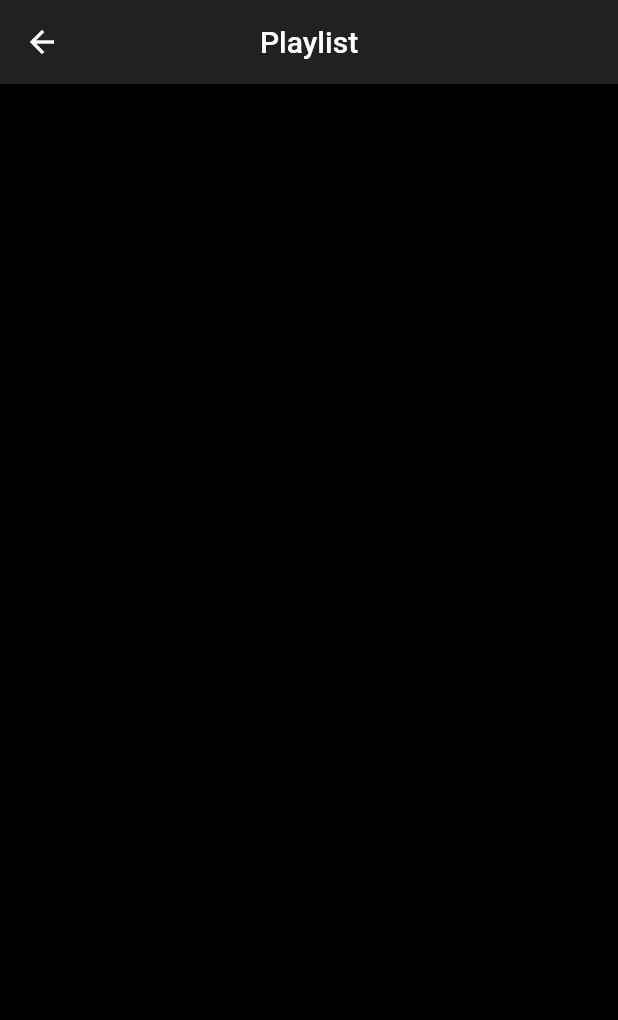
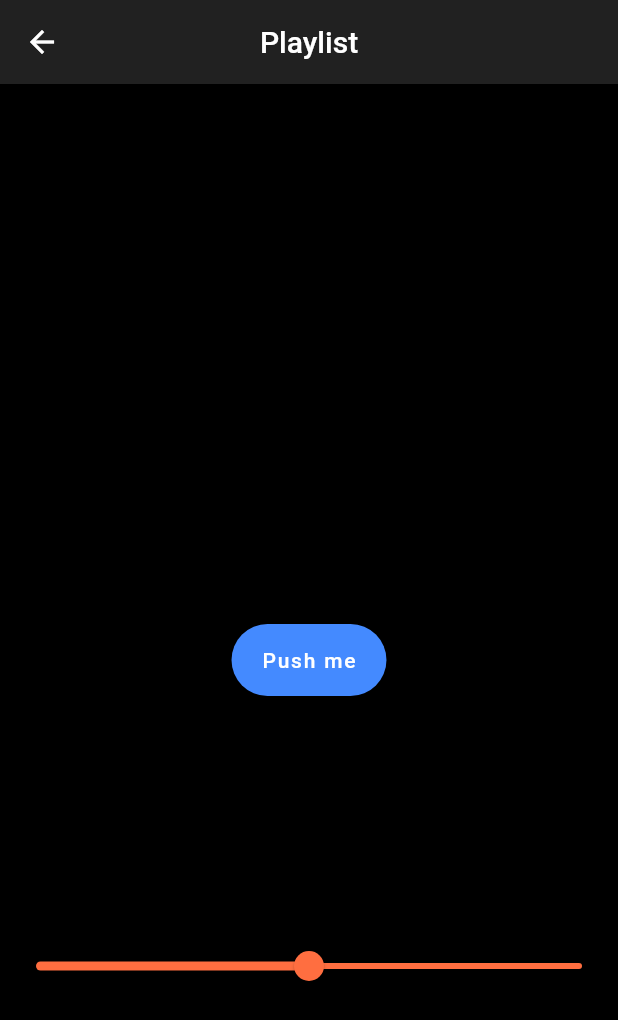
Before and after one commit to koalazub/aura_app, a Flutter app: the Playlist screen opened directly, on a phone screen of 412 x 824 dp. Shown: the top 1020 px of the screen. Run offline on Flutter 3.47's test engine with Material 2 defaults, Android fonts, the phone set to English and light mode, and no system bars; our stand-ins replace audioplayers, cloud_firestore, firebase_storage; accounts and stored records are empty.

Commit message:
Implemented following designs to Playlist page that will be coded with functionality:
- Slider functionality in preparation for parsing playlist data
- FloatingActionButton that will be used to begin streaming audio

```diff
--- a/lib/playlist.dart
+++ b/lib/playlist.dart
@@ -1,3 +1,4 @@
+import 'package:aura_app/Slider.dart';
 import 'package:flutter/material.dart';
 
 class Playlist extends StatefulWidget {
@@ -21,10 +22,18 @@ class _Playlist extends State<Playlist> {
           title: Text('Playlist'),
           centerTitle: true,
         ),
-        body: Container(
-          color: Colors.black,
-          alignment: Alignment.center,
-          child: reorderablePlaylist(widget.playlist),
+        body: Column(
+          children: <Widget>[
+            Expanded(
+              child: Container(
+                color: Colors.black,
+                alignment: Alignment.center,
+                child: reorderablePlaylist(widget.playlist),
+              ),
+            ),
+            FloatingActionButton.extended(onPressed: ()=>print('add data to slider on press'), label: Text('Push me')),
+            Expanded(child: SliderClass(2, 10.0, 5.0)),
+          ],
         ));
   }
 
--- a/lib/playlistCheckbox.dart
+++ b/lib/playlistCheckbox.dart
@@ -28,6 +28,7 @@ class PlaylistCheckbox with ChangeNotifier {
 
   FlatButton playListTileState(DocumentSnapshot data) {
     final record = Record.fromSnapshot(data);
+    MusicLibraryManager();
     return FlatButton(
       color: Colors.blueAccent,
       child: ListTile(
--- a/pubspec.yaml
+++ b/pubspec.yaml
@@ -50,9 +50,9 @@ flutter:
   # the material Icons class.
   uses-material-design: true
   # To add assets to your application, add an assets section, like this:
-  #  assets:
-  #    - android/assets/
-  #    - android/assets/icon/
+assets:
+  - android/assets/
+  - android/assets/icon/
   #  - images/a_dot_burr.jpeg
   #  - images/a_dot_ham.jpeg
 
```
Also changed, not shown: 2 other files.
